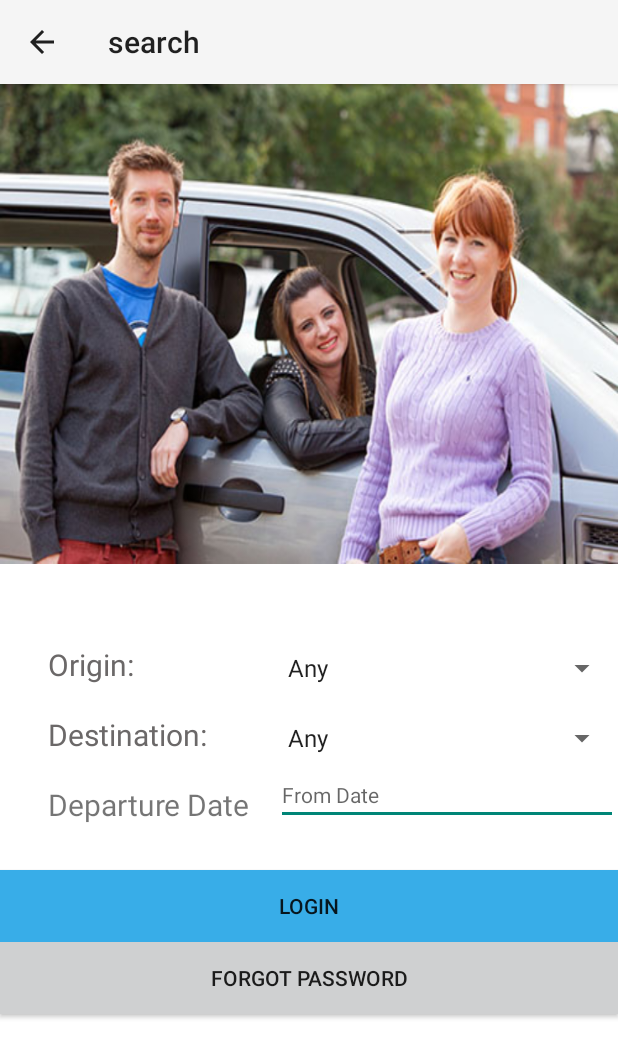
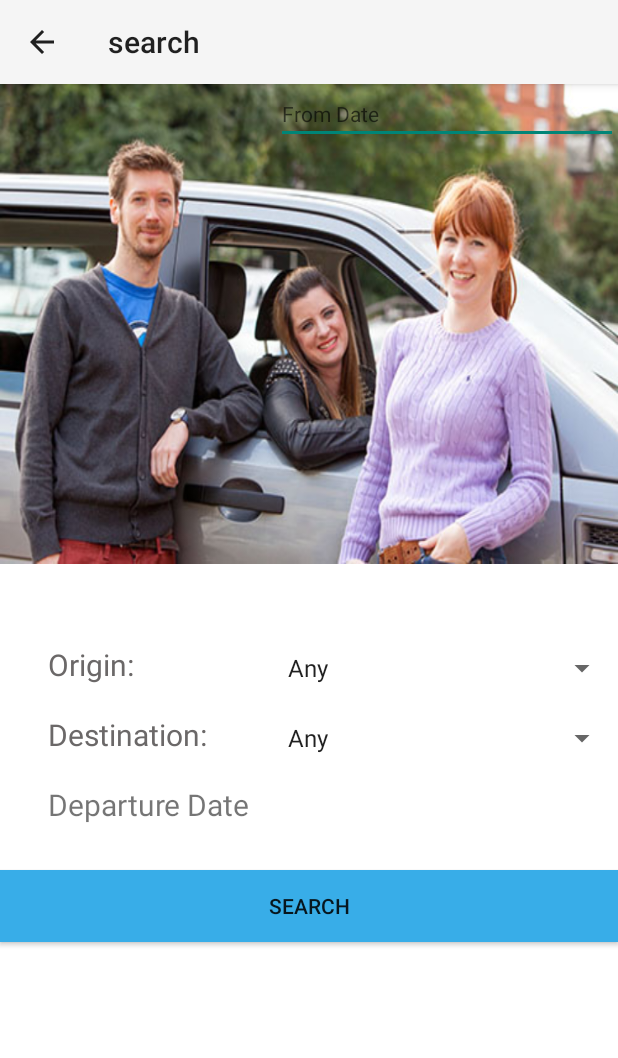
Before and after one commit to VIN-S/Cargo, an Android app: the search screen opened directly, with no data from a screen before it, on a phone screen of 412 x 824 dp. Shown: the top 1058 px of the screen. Run offline under Robolectric (Android 15) with nearby library versions, the phone set to English and light mode, and no system bars.

```diff
--- a/app/src/main/res/layout/activity_result_list.xml
+++ b/app/src/main/res/layout/activity_result_list.xml
@@ -25,7 +25,7 @@
 
     <ScrollView
         android:layout_width="fill_parent"
-        android:layout_height="2000dp"
+        android:layout_height="wrap_content"
         android:clickable="true"
         android:contextClickable="true">
 
--- a/app/src/main/res/layout/content_search.xml
+++ b/app/src/main/res/layout/content_search.xml
@@ -98,22 +98,13 @@
         style="?android:attr/buttonStyleSmall"
         android:layout_width="match_parent"
         android:layout_height="wrap_content"
-        android:text="Login"
-        android:id="@+id/login_button"
+        android:text="Search"
+        android:id="@+id/search_button"
         android:background="#38ade8"
         android:layout_below="@+id/departureDateText"
         android:layout_marginTop="30dp"
+        android:onClick="showSearchResult"
         android:layout_alignParentLeft="true"
         android:layout_alignParentStart="true" />
 
-    <Button
-        style="?android:attr/buttonStyleSmall"
-        android:layout_width="match_parent"
-        android:layout_height="wrap_content"
-        android:text="Forgot Password"
-        android:id="@+id/forgot_password_button"
-        android:background="#cfd0d1"
-        android:layout_alignParentLeft="true"
-        android:layout_alignParentStart="true"
-        android:layout_below="@+id/login_button" />
 </RelativeLayout>
```
Also changed, not shown: app/src/main/AndroidManifest.xml (+6 -1 lines), app/src/main/java/com/example/vin_s/cargo/search.java (+7 -11 lines), app/src/main/res/drawable/result_1.jpg, app/src/main/res/drawable/result_2.jpg, app/src/main/res/drawable/result_3.jpg, app/src/main/res/drawable/result_4.jpg, app/src/main/res/drawable/result_5.jpg.
